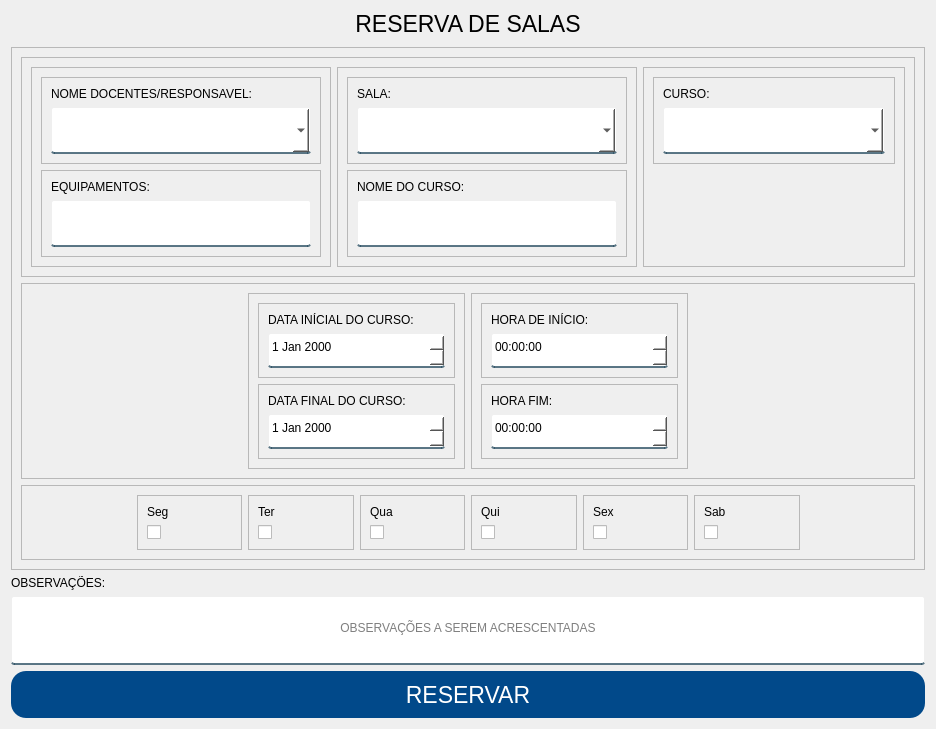
The window that App/view/ui/reserva.ui (Senac-SOR-ADS/Mapa-de-Sala) describes before a commit, drawn with Qt 5.
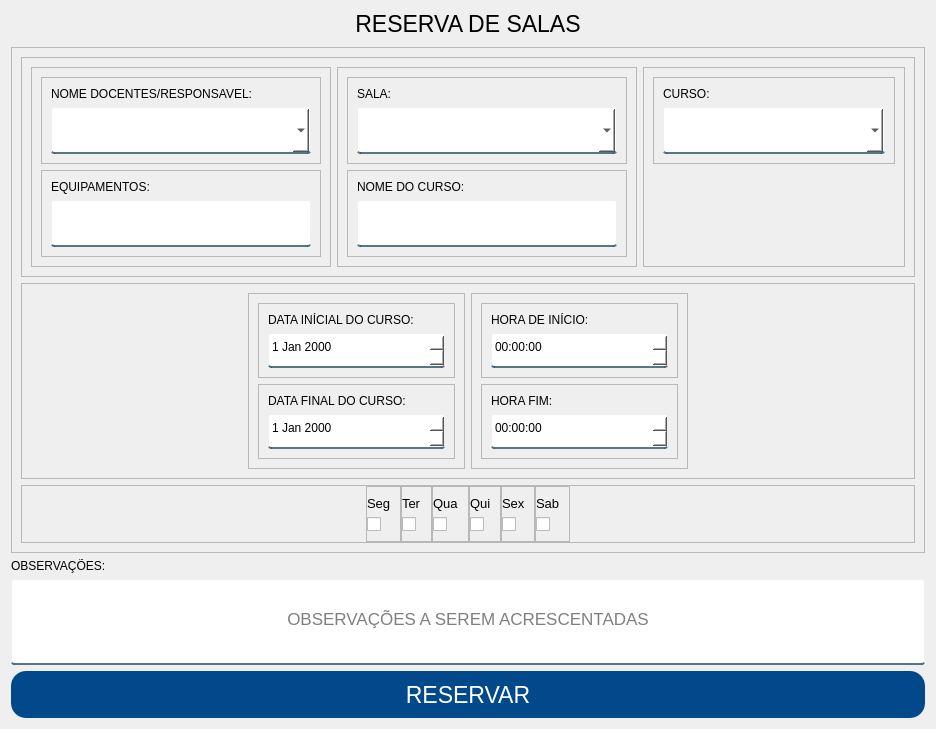
The same window after the commit.

Patch:
```diff
--- a/App/view/ui/reserva.ui
+++ b/App/view/ui/reserva.ui
@@ -597,7 +597,25 @@
         <property name="frameShadow">
          <enum>QFrame::Raised</enum>
         </property>
-        <layout class="QHBoxLayout" name="horizontalLayout_7">
+        <layout class="QHBoxLayout" name="horizontalLayout_7" stretch="2,0,0,0,0,0,0,2">
+         <property name="spacing">
+          <number>0</number>
+         </property>
+         <property name="sizeConstraint">
+          <enum>QLayout::SetDefaultConstraint</enum>
+         </property>
+         <property name="leftMargin">
+          <number>0</number>
+         </property>
+         <property name="topMargin">
+          <number>0</number>
+         </property>
+         <property name="rightMargin">
+          <number>0</number>
+         </property>
+         <property name="bottomMargin">
+          <number>0</number>
+         </property>
          <item>
           <spacer name="horizontalSpacer">
            <property name="orientation">
@@ -620,8 +638,16 @@
             <enum>QFrame::Raised</enum>
            </property>
            <layout class="QVBoxLayout" name="verticalLayout_17">
+            <property name="leftMargin">
+             <number>0</number>
+            </property>
             <item>
              <widget class="QLabel" name="label_18">
+              <property name="font">
+               <font>
+                <pointsize>10</pointsize>
+               </font>
+              </property>
               <property name="text">
                <string>Seg</string>
               </property>
@@ -652,8 +678,16 @@
             <enum>QFrame::Raised</enum>
            </property>
            <layout class="QVBoxLayout" name="verticalLayout_16">
+            <property name="leftMargin">
+             <number>0</number>
+            </property>
             <item>
              <widget class="QLabel" name="label_12">
+              <property name="font">
+               <font>
+                <pointsize>10</pointsize>
+               </font>
+              </property>
               <property name="text">
                <string>Ter</string>
               </property>
@@ -689,8 +723,16 @@
             <enum>QFrame::Raised</enum>
            </property>
            <layout class="QVBoxLayout" name="verticalLayout_15">
+            <property name="leftMargin">
+             <number>0</number>
+            </property>
             <item>
              <widget class="QLabel" name="label_14">
+              <property name="font">
+               <font>
+                <pointsize>10</pointsize>
+               </font>
+              </property>
               <property name="text">
                <string>Qua</string>
               </property>
@@ -721,8 +763,16 @@
             <enum>QFrame::Raised</enum>
            </property>
            <layout class="QVBoxLayout" name="verticalLayout_14">
+            <property name="leftMargin">
+             <number>0</number>
+            </property>
             <item>
              <widget class="QLabel" name="label_15">
+              <property name="font">
+               <font>
+                <pointsize>10</pointsize>
+               </font>
+              </property>
               <property name="text">
                <string>Qui</string>
               </property>
@@ -736,6 +786,14 @@
                 <verstretch>0</verstretch>
                </sizepolicy>
               </property>
+              <property name="font">
+               <font>
+                <pointsize>8</pointsize>
+               </font>
+              </property>
+              <property name="cursor">
+               <cursorShape>PointingHandCursor</cursorShape>
+              </property>
               <property name="text">
                <string/>
               </property>
@@ -753,8 +811,16 @@
             <enum>QFrame::Raised</enum>
            </property>
            <layout class="QVBoxLayout" name="verticalLayout_13">
+            <property name="leftMargin">
+             <number>0</number>
+            </property>
             <item>
              <widget class="QLabel" name="label_16">
+              <property name="font">
+               <font>
+                <pointsize>10</pointsize>
+               </font>
+              </property>
               <property name="text">
                <string>Sex</string>
               </property>
@@ -785,8 +851,19 @@
             <enum>QFrame::Raised</enum>
            </property>
            <layout class="QVBoxLayout" name="verticalLayout_12">
+            <property name="leftMargin">
+             <number>0</number>
+            </property>
+            <property name="bottomMargin">
+             <number>9</number>
+            </property>
             <item>
              <widget class="QLabel" name="label_17">
+              <property name="font">
+               <font>
+                <pointsize>10</pointsize>
+               </font>
+              </property>
               <property name="text">
                <string>Sab</string>
               </property>
@@ -803,6 +880,9 @@
               <property name="text">
                <string/>
               </property>
+              <property name="checked">
+               <bool>false</bool>
+              </property>
              </widget>
             </item>
            </layout>
@@ -844,10 +924,15 @@
      </property>
      <property name="minimumSize">
       <size>
-       <width>642</width>
+       <width>648</width>
        <height>25</height>
       </size>
      </property>
+     <property name="font">
+      <font>
+       <pointsize>13</pointsize>
+      </font>
+     </property>
      <property name="alignment">
       <set>Qt::AlignCenter</set>
      </property>
```
Left out of the diff: 40 changed lines with no effect on the pictures.
